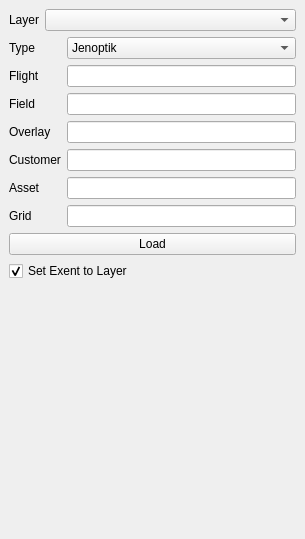
Qt form tiler_layer_dockwidget_base.ui (ceresimaging/tiler-layer) before a commit.
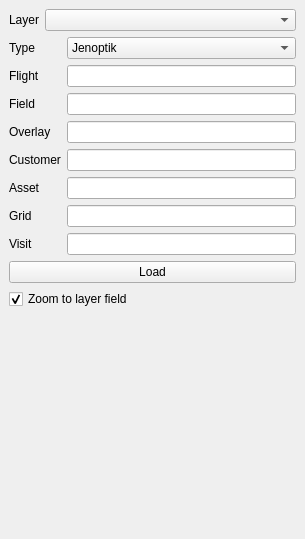
The same form after that commit.

Commit message: Add marker layer

What changed in the file:
```diff
--- a/tiler_layer_dockwidget_base.ui
+++ b/tiler_layer_dockwidget_base.ui
@@ -134,12 +134,22 @@
         </property>
        </widget>
       </item>
+      <item row="7" column="0">
+       <widget class="QLabel" name="visitLabel">
+        <property name="text">
+         <string>Visit</string>
+        </property>
+       </widget>
+      </item>
+      <item row="7" column="1">
+       <widget class="QLineEdit" name="visit"/>
+      </item>
      </layout>
     </item>
     <item row="3" column="0">
      <widget class="QCheckBox" name="extent">
       <property name="text">
-       <string>Set Exent to Layer</string>
+       <string>Zoom to layer field</string>
       </property>
       <property name="checked">
        <bool>true</bool>
```
The commit also changes 2 other files.
